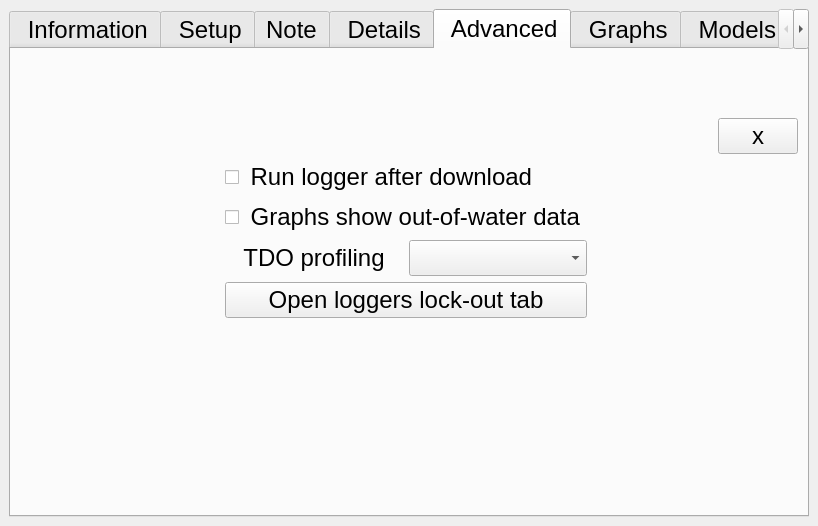
Old version of the form ddh/gui/gui_ddh.ui in the repository LowellInstruments/ddh5.
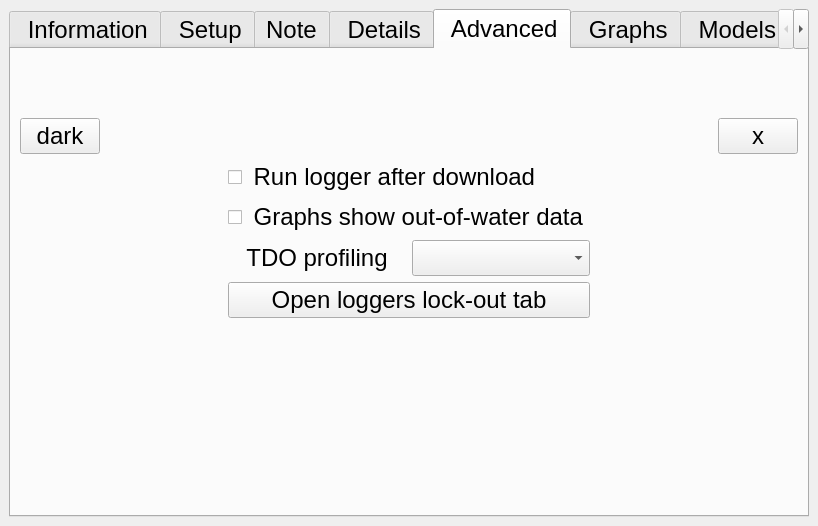
New version of the form. The open tabs and pages were chosen to show the change. Icons and pictures are not drawn.

The edit to the form file:
```diff
--- a/ddh/gui/gui_ddh.ui
+++ b/ddh/gui/gui_ddh.ui
@@ -1655,6 +1655,36 @@
             </item>
            </layout>
           </item>
+          <item row="1" column="0">
+           <layout class="QHBoxLayout" name="horizontalLayout_26">
+            <item>
+             <widget class="QPushButton" name="btn_dark_light">
+              <property name="maximumSize">
+               <size>
+                <width>100</width>
+                <height>16777215</height>
+               </size>
+              </property>
+              <property name="text">
+               <string>dark</string>
+              </property>
+             </widget>
+            </item>
+            <item>
+             <spacer name="horizontalSpacer_31">
+              <property name="orientation">
+               <enum>Qt::Orientation::Horizontal</enum>
+              </property>
+              <property name="sizeHint" stdset="0">
+               <size>
+                <width>40</width>
+                <height>20</height>
+               </size>
+              </property>
+             </spacer>
+            </item>
+           </layout>
+          </item>
          </layout>
         </item>
        </layout>
```
Left out of the diff: 218 changed lines with no effect on the pictures.
